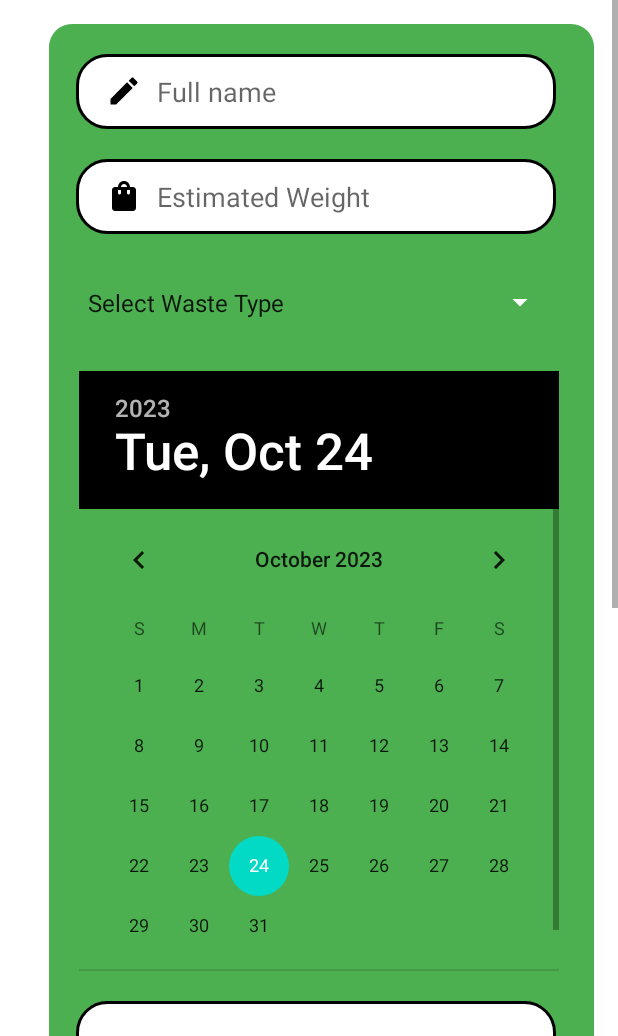
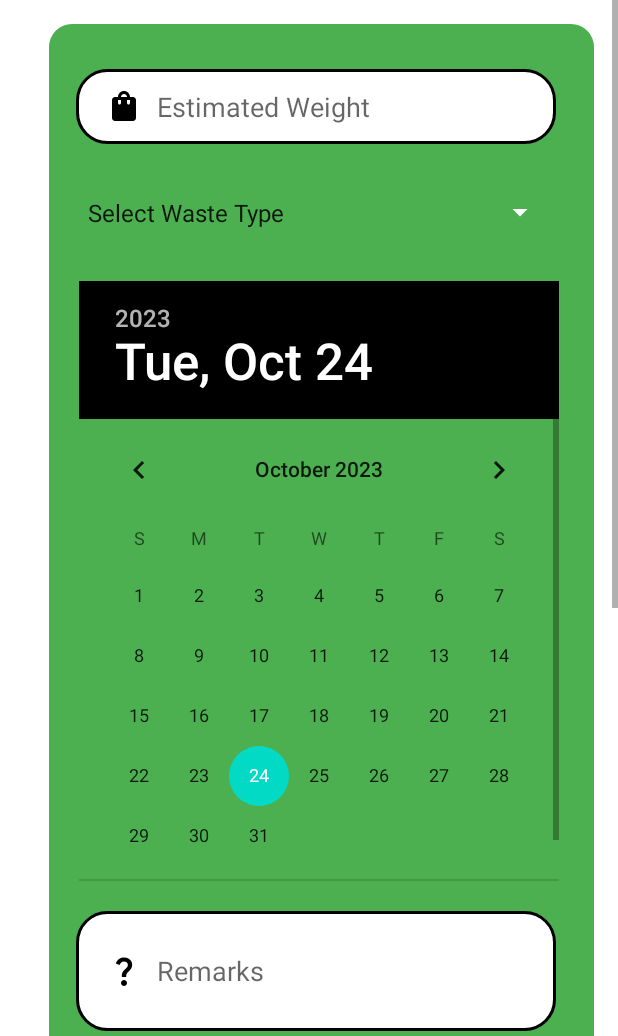
Before and after one commit to teshanj7/CleanCircle, an Android app: the ReportFInsertActivity screen opened directly, with no data from a screen before it, on a phone screen of 412 x 824 dp, the part 200-1236 px from its top. Run offline under Robolectric (Android 15) with nearby library versions, the phone set to English and light mode, and no system bars; our stand-ins replace Firebase (no records; nobody signed in at launch, a user with empty details on screens opened directly).

```diff
--- a/app/src/main/res/layout/fragment_report_form.xml
+++ b/app/src/main/res/layout/fragment_report_form.xml
@@ -95,32 +95,12 @@
                 android:id="@+id/repoFEstWaste"
                 android:layout_width="320dp"
                 android:layout_height="50dp"
-                android:layout_marginTop="20dp"
+                android:layout_marginTop="30dp"
                 android:background="@drawable/input_bg"
                 android:drawableLeft="@drawable/baseline_shopping_bag_24"
                 android:drawablePadding="10dp"
                 android:ems="10"
                 android:hint="@string/scheduleWeight"
-                android:inputType="textEmailAddress"
-                android:paddingLeft="20dp"
-                android:paddingTop="10dp"
-                android:paddingRight="10dp"
-                android:paddingBottom="10dp"
-                app:layout_constraintEnd_toEndOf="@+id/repoFRemarks"
-                app:layout_constraintHorizontal_bias="1.0"
-                app:layout_constraintStart_toStartOf="parent"
-                app:layout_constraintTop_toBottomOf="@+id/repoFName" />
-
-            <EditText
-                android:id="@+id/repoFName"
-                android:layout_width="320dp"
-                android:layout_height="50dp"
-                android:layout_marginTop="20dp"
-                android:background="@drawable/input_bg"
-                android:drawableLeft="@drawable/baseline_create_24"
-                android:drawablePadding="10dp"
-                android:ems="10"
-                android:hint="@string/userName"
                 android:inputType="textEmailAddress"
                 android:paddingLeft="20dp"
                 android:paddingTop="10dp"
```
Also changed, not shown: app/src/main/java/com/example/ueeprojcleancircle/activities/ReportFInsertActivity.kt (+7 -7 lines), app/src/main/java/com/example/ueeprojcleancircle/activities/ReportFragment.kt (+10 -7 lines).
